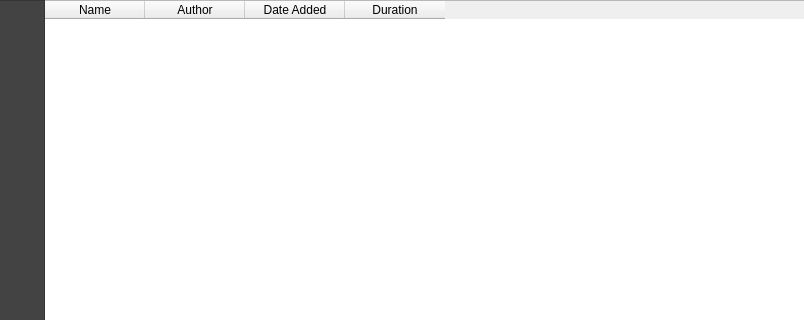
Before: the Qt Designer form mainwindow.ui in Pottarr/QtGroove, drawn with Qt 5; both pictures show x 96 to 900 and y 0 to 320 of the 900 by 634 pixel window.
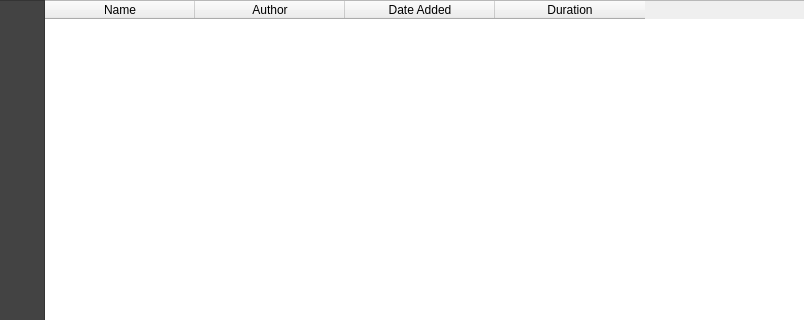
After: the same form once the commit is applied.

Commit message: Added DataTimeAdded in Playlist Table

The edit to the form file:
```diff
--- a/mainwindow.ui
+++ b/mainwindow.ui
@@ -369,6 +369,9 @@
     <property name="selectionBehavior">
      <enum>QAbstractItemView::SelectionBehavior::SelectRows</enum>
     </property>
+    <attribute name="horizontalHeaderDefaultSectionSize">
+     <number>150</number>
+    </attribute>
     <column>
      <property name="text">
       <string notr="true">Name</string>
```
Left out of the diff: 2 changed lines with no effect on the pictures. The commit also changes 1 other file.
